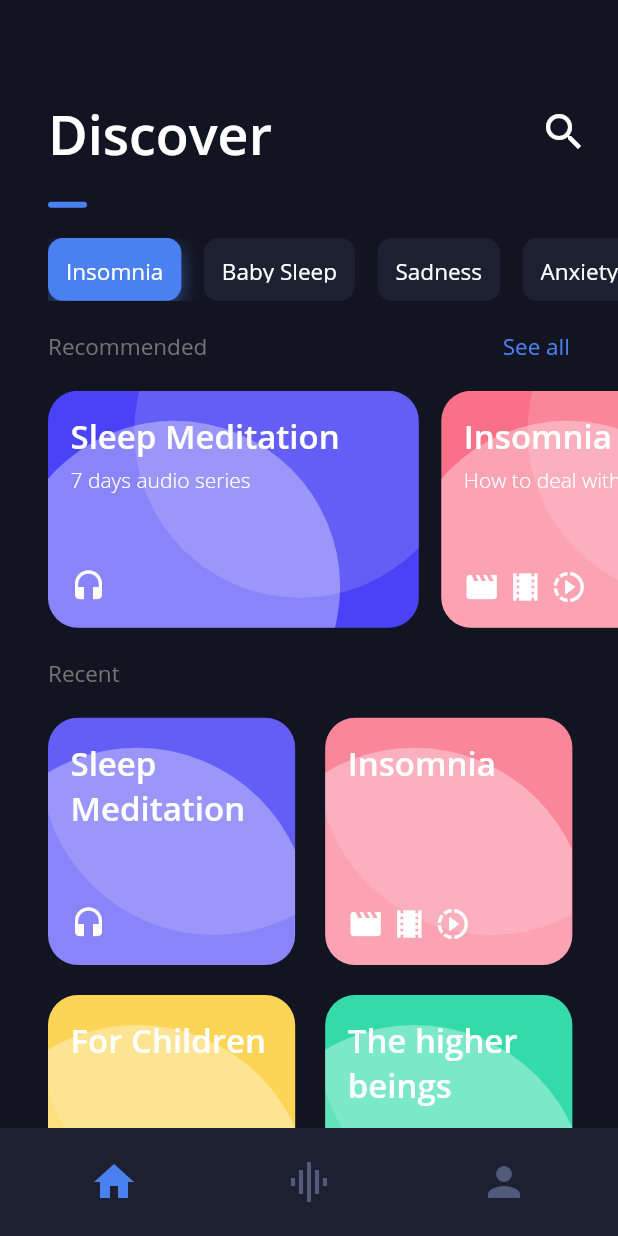
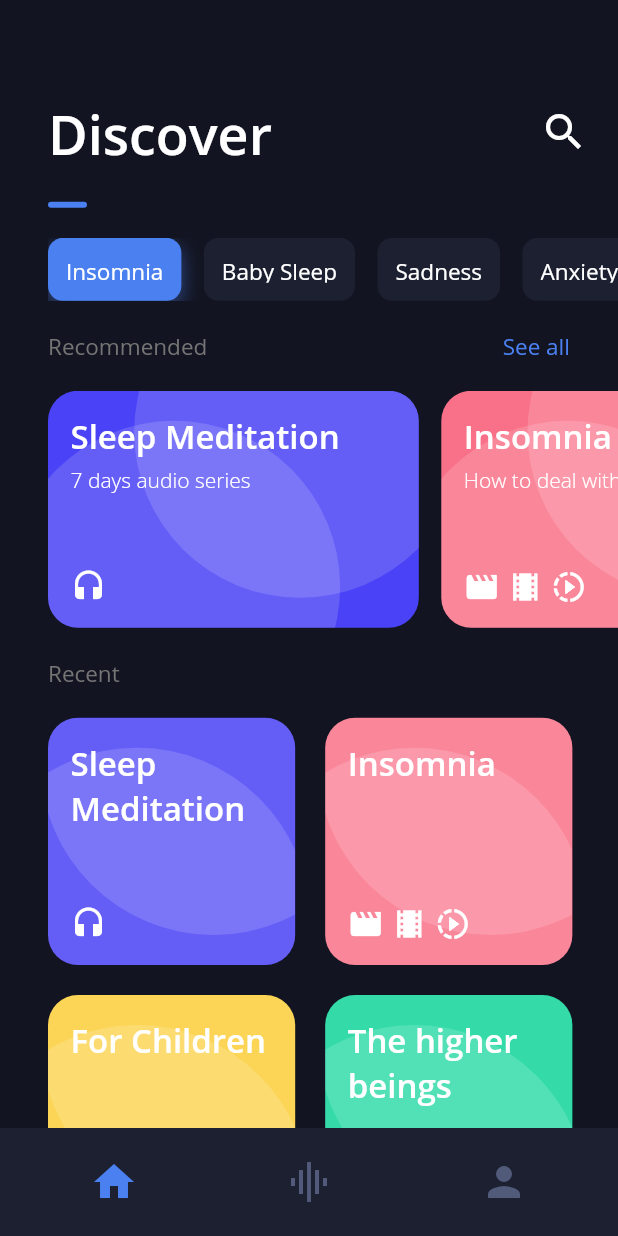
Before and after one commit to WandersonAlves/flutter_sleep_app, a Flutter app: the screen it shows after launch, on a phone screen of 412 x 824 dp. Run offline on Flutter 3.47's test engine with Material 2 defaults, Android fonts, the phone set to English and light mode, and no system bars.

Commit message:
fix: change decoration opacity

```diff
--- a/lib/widgets/AppCard.dart
+++ b/lib/widgets/AppCard.dart
@@ -52,7 +52,7 @@ class AppCard extends StatelessWidget {
                     height: height * 1.4,
                     width: width * 1.4,
                     decoration: BoxDecoration(
-                        color: Colors.white.withOpacity(0.35),
+                        color: Colors.white.withOpacity(0.15),
                         shape: BoxShape.circle),
                   ),
                 ),
```
